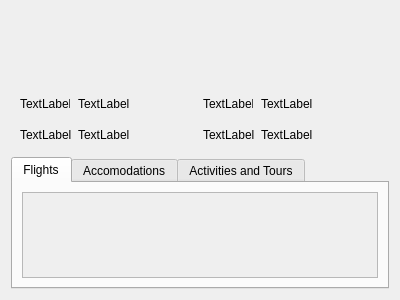
The window that tabviewinfo.ui (OmarT-Y/TravelPlaner) describes before a commit, drawn with Qt 5.
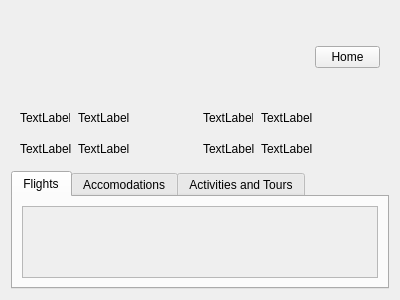
The same window after the commit. Icons and pictures are not drawn.

What changed in the file:
```diff
--- a/tabviewinfo.ui
+++ b/tabviewinfo.ui
@@ -26,11 +26,13 @@
        </property>
        <layout class="QVBoxLayout" name="verticalLayout_3">
         <item>
+         <layout class="QHBoxLayout" name="horizontalLayout_2">
+          <item>
          <widget class="QLabel" name="label">
           <property name="minimumSize">
            <size>
             <width>0</width>
-            <height>60</height>
+              <height>75</height>
            </size>
           </property>
           <property name="styleSheet">
@@ -42,6 +44,21 @@
          </widget>
         </item>
         <item>
+           <widget class="QPushButton" name="pushButton">
+            <property name="maximumSize">
+             <size>
+              <width>65</width>
+              <height>16777215</height>
+             </size>
+            </property>
+            <property name="text">
+             <string>Home</string>
+            </property>
+           </widget>
+          </item>
+         </layout>
+        </item>
+        <item>
          <layout class="QHBoxLayout" name="horizontalLayout_3">
           <item>
            <layout class="QGridLayout" name="gridLayout_2">
@@ -157,7 +174,7 @@
               <x>0</x>
               <y>0</y>
               <width>356</width>
-              <height>78</height>
+              <height>70</height>
              </rect>
             </property>
             <layout class="QVBoxLayout" name="verticalLayout_11">
```
Left out of the diff: 4 changed lines with no effect on the pictures. Lines whose indentation alone changed are shown as unchanged.
